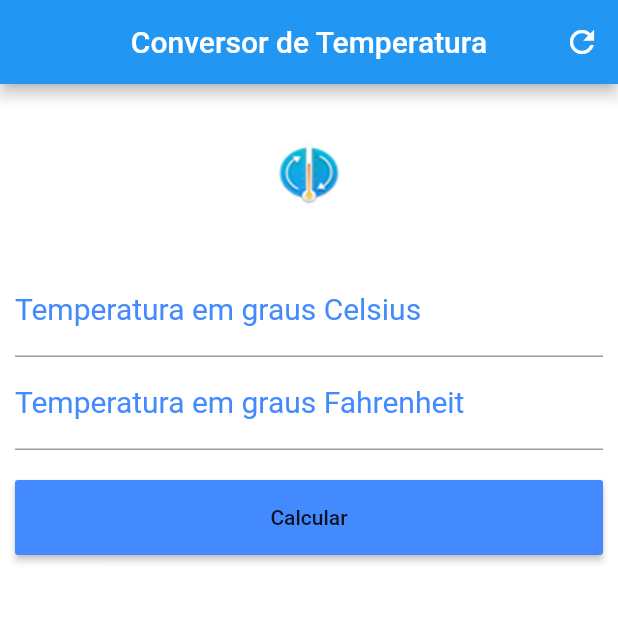
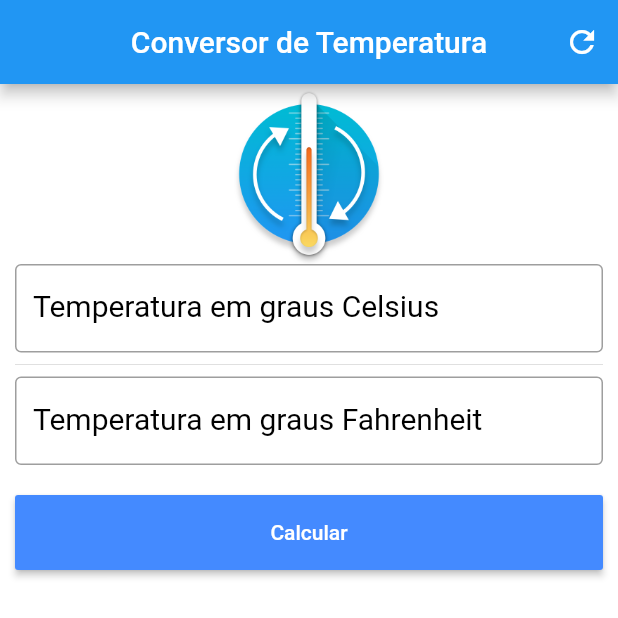
Before and after one commit to icarolopes/pos, a Flutter app: the screen it shows after launch, on a phone screen of 412 x 824 dp, the top half of it. Run offline on Flutter 3.47's test engine with Material 2 defaults, Android fonts, the phone set to English and light mode, and no system bars.

Commit message:
mudança no estilo dos campos e removendo o teclado quando clicado no btn calcular

```diff
--- a/conversor_temperatura/lib/main.dart
+++ b/conversor_temperatura/lib/main.dart
@@ -43,7 +43,7 @@ class _HomeState extends State<Home> {
     // Icon icon = Icon(Icons.wb_sunny, size: 120, color: Colors.yellow);
     Image imgLogo = Image.asset('assets/images/logo.png', height: 120, width: 120);
 
-    TextStyle styleDecoration = TextStyle(color: Colors.blueAccent, fontSize: 20);
+    TextStyle styleDecoration = TextStyle(color: Colors.black, fontSize: 20);
     TextStyle styleField = TextStyle(color: Colors.red);
 
     TextFormField tempCelsius = TextFormField(
@@ -51,6 +51,8 @@ class _HomeState extends State<Home> {
       decoration: InputDecoration(
         labelText: "Temperatura em graus Celsius",
         labelStyle: styleDecoration,
+        border: OutlineInputBorder(),
+        suffixText: "°C"
       ),
       textAlign: TextAlign.center,
       style: styleField,
@@ -67,21 +69,24 @@ class _HomeState extends State<Home> {
       decoration: InputDecoration(
         labelText: "Temperatura em graus Fahrenheit",
         labelStyle: styleDecoration,
+        border: OutlineInputBorder(),
+        suffixText: "°F"
       ),
       textAlign: TextAlign.center,
       style: styleField,
       controller: fahrenheitController,
-      validator: (value) {
-        if(value.isEmpty) {
-          return "Informe um valor";
-        }
-      }
     );
 
     RaisedButton raisedButton = RaisedButton(
-      onPressed: () { if (_formKey.currentState.validate()) { _converter(); } },
+      onPressed: () {
+        if (_formKey.currentState.validate()) {
+          _converter();
+        }
+        FocusScope.of(context).requestFocus(FocusNode());
+      },
       child: Text("Calcular"),
-      color: Colors.blueAccent
+      color: Colors.blueAccent,
+      textColor: Colors.white
     );
 
     Container containerBtn = Container(
@@ -99,6 +104,7 @@ class _HomeState extends State<Home> {
       children: <Widget> [
         imgLogo,
         tempCelsius,
+        Divider(),
         tempFahrenheit,
         padding
       ],
```
Also changed, not shown: conversor_temperatura/pubspec.yaml (+6 -1 lines), conversor_temperatura/assets/icon/icon.png (renamed from conversor_temperatura/assets/images/icon.png), conversor_temperatura/assets/images/logo.png, conversor_temperatura/pubspec.lock, 6 other files.
